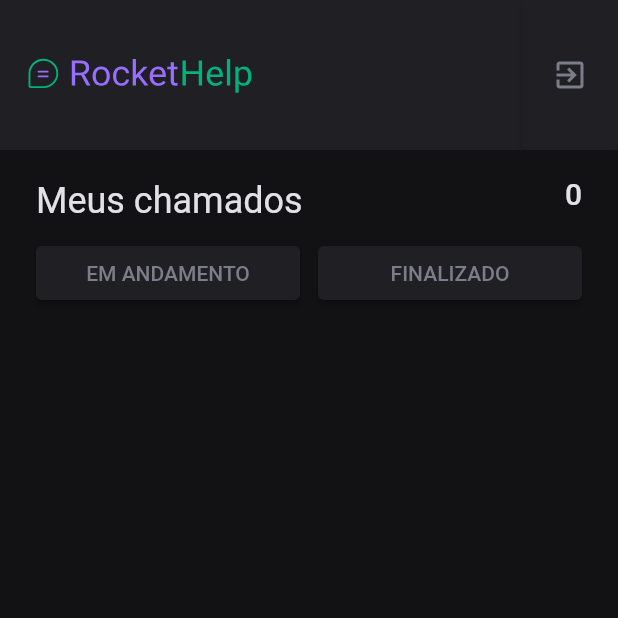
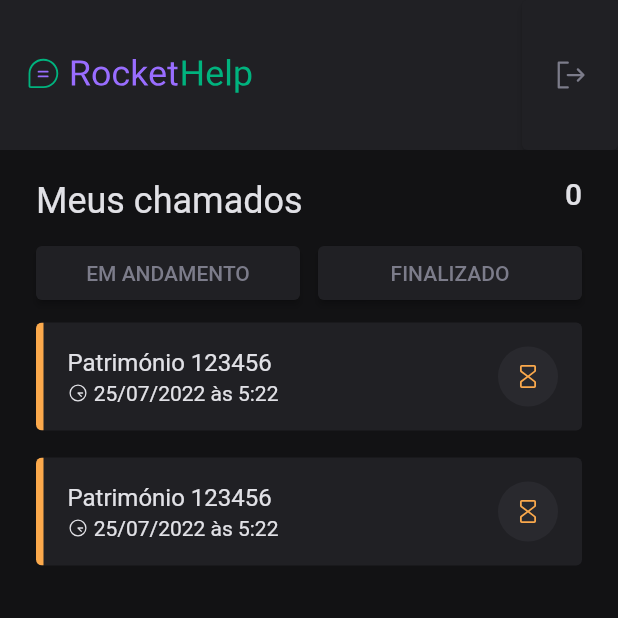
Before and after one commit to marcosferreira/rocketlab-flutter, a Flutter app: the screen it shows after launch, after a tap on "Entrar", on a phone screen of 412 x 824 dp, the top half of it. Run offline on Flutter 3.47's test engine with Material 2 defaults, Android fonts, the phone set to English and light mode, and no system bars; our stand-ins replace flutter_svg, phosphor_flutter.

Commit message:
create listView to call

```diff
--- a/lib/app.dart
+++ b/lib/app.dart
@@ -20,10 +20,12 @@ class App extends StatelessWidget {
 
   ThemeData _themeData() {
     return ThemeData(
+      primarySwatch: Colors.grey,
       primaryColor: const Color(0xFF00875F),
       scaffoldBackgroundColor: const Color(0xff121214),
       backgroundColor: const Color(0xff121214),
       focusColor: const Color(0xff00B37E),
+      iconTheme: const IconThemeData(color: Color(0xff7C7C8A)),
       appBarTheme: const AppBarTheme(
         color: Color(0xff202024),
         elevation: 0,
@@ -33,6 +35,9 @@ class App extends StatelessWidget {
           backgroundColor: MaterialStateProperty.all<Color>(
             const Color(0xFF00875F),
           ),
+          foregroundColor: MaterialStateProperty.all<Color>(
+            Colors.white,
+          ),
         ),
       ),
       textTheme: const TextTheme(
@@ -41,7 +46,18 @@ class App extends StatelessWidget {
         bodyText1: TextStyle(color: Colors.white),
         bodyText2: TextStyle(color: Colors.white),
       ),
-      iconTheme: const IconThemeData(color: Color(0xff7C7C8A)),
+      cardTheme: const CardTheme(
+        color: Color(0xff202024),
+        elevation: 0,
+        margin: EdgeInsets.symmetric(
+          vertical: 9,
+          horizontal: 0,
+        ),
+      ),
+      listTileTheme: const ListTileThemeData(
+        textColor: Color(0xffE1E1E6),
+        iconColor: Color(0xffE1E1E6),
+      ),
       inputDecorationTheme: const InputDecorationTheme(
         hintStyle: TextStyle(color: Color(0xff7C7C8A)),
         fillColor: Colors.white,
--- /dev/null
+++ b/lib/models/order.dart
@@ -0,0 +1,28 @@
+class Order {
+  final String id;
+  final String patrimony;
+  final String status;
+  final String when;
+
+  const Order({
+    required this.id,
+    required this.patrimony,
+    required this.status,
+    required this.when,
+  });
+}
+
+const List<Order> orders = [
+  Order(
+    id: '123',
+    patrimony: '123456',
+    status: 'open',
+    when: '25/07/2022 às 5:22',
+  ),
+  Order(
+    id: '123',
+    patrimony: '123456',
+    status: 'open',
+    when: '25/07/2022 às 5:22',
+  ),
+];
--- a/lib/screens/home_screen.dart
+++ b/lib/screens/home_screen.dart
@@ -1,5 +1,7 @@
 import 'package:flutter/material.dart';
 import 'package:flutter_svg/flutter_svg.dart';
+import 'package:phosphor_flutter/phosphor_flutter.dart';
+import 'package:rocketlab/models/order.dart';
 import 'package:rocketlab/widgets/filter.dart';
 
 class HomeScreen extends StatefulWidget {
@@ -36,7 +38,7 @@ class _HomeScreenState extends State<HomeScreen> {
               ),
             ),
             child: const Icon(
-              Icons.exit_to_app_outlined,
+              PhosphorIcons.signOut,
               color: Color(0xff7C7C8A),
             ),
           )
@@ -46,21 +48,63 @@ class _HomeScreenState extends State<HomeScreen> {
         child: Padding(
           padding: const EdgeInsets.symmetric(horizontal: 24),
           child: Column(
-            children: [
-              Row(
-                mainAxisAlignment: MainAxisAlignment.spaceBetween,
-                children: [
-                  Padding(
-                    padding: const EdgeInsets.only(top: 20, bottom: 10),
-                    child: Text(
-                      'Meus chamados',
-                      style: Theme.of(context).textTheme.headline5,
+            children: [_heading(context), _filterGroup(), _listCall()],
           ),
         ),
-                  Text('0', style: Theme.of(context).textTheme.headline6)
+      ),
+    );
+  }
+
+  Expanded _listCall() {
+    return Expanded(
+      child: ListView.builder(
+        itemCount: orders.length,
+        itemBuilder: (_, index) => Card(
+          child: ClipPath(
+            clipper: ShapeBorderClipper(
+              shape: RoundedRectangleBorder(
+                borderRadius: BorderRadius.circular(4),
+              ),
+            ),
+            child: Container(
+              decoration: const BoxDecoration(
+                border: Border(
+                  left: BorderSide(color: Color(0xffFBA94C), width: 5),
+                ),
+              ),
+              child: ListTile(
+                title: Text(
+                  'Património ${orders[index].patrimony}',
+                ),
+                subtitle: Row(
+                  children: [
+                    const Icon(
+                      PhosphorIcons.clockAfternoon,
+                      size: 14,
+                    ),
+                    Text(
+                      ' ${orders[index].when}',
+                    ),
                   ],
                 ),
-              Row(
+                trailing: const CircleAvatar(
+                  backgroundColor: Color(0xFF29292E),
+                  child: Icon(
+                    PhosphorIcons.hourglass,
+                    size: 19,
+                    color: Color(0xffFBA94C),
+                  ),
+                ),
+              ),
+            ),
+          ),
+        ),
+      ),
+    );
+  }
+
+  Row _filterGroup() {
+    return Row(
       children: [
         Expanded(
           child: Filter(
@@ -83,11 +127,22 @@ class _HomeScreenState extends State<HomeScreen> {
           ),
         ),
       ],
-              )
-            ],
+    );
+  }
+
+  Row _heading(BuildContext context) {
+    return Row(
+      mainAxisAlignment: MainAxisAlignment.spaceBetween,
+      children: [
+        Padding(
+          padding: const EdgeInsets.only(top: 20, bottom: 10),
+          child: Text(
+            'Meus chamados',
+            style: Theme.of(context).textTheme.headline5,
           ),
         ),
-      ),
+        Text('0', style: Theme.of(context).textTheme.headline6)
+      ],
     );
   }
 }
--- a/lib/screens/login_screen.dart
+++ b/lib/screens/login_screen.dart
@@ -1,5 +1,6 @@
 import 'package:flutter/material.dart';
 import 'package:flutter_svg/flutter_svg.dart';
+import 'package:phosphor_flutter/phosphor_flutter.dart';
 
 class LoginScreen extends StatefulWidget {
   const LoginScreen({Key? key}) : super(key: key);
@@ -40,13 +41,13 @@ class _LoginScreenState extends State<LoginScreen> {
                 ),
                 _inputWidget(
                   context,
-                  const Icon(Icons.email),
+                  const Icon(PhosphorIcons.envelope),
                   'E-mail',
                   emailController,
                 ),
                 _inputWidget(
                   context,
-                  const Icon(Icons.key),
+                  const Icon(PhosphorIcons.key),
                   'Senha',
                   passwordController,
                 ),
--- a/pubspec.yaml
+++ b/pubspec.yaml
@@ -34,6 +34,8 @@ dependencies:
   # Use with the CupertinoIcons class for iOS style icons.
   cupertino_icons: ^1.0.2
   flutter_svg: ^1.1.1+1
+  phosphor_flutter: ^1.4.0
+
 
 dev_dependencies:
   flutter_test:
```
Also changed, not shown: pubspec.lock. Lines whose indentation alone changed are shown as unchanged.
